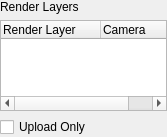
AtomicConductor/conductor_client, file conductor/resources/maya.ui: the form before one commit.
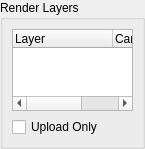
The form after the commit. Icons and pictures are not drawn.

```diff
--- a/conductor/resources/maya.ui
+++ b/conductor/resources/maya.ui
@@ -6,42 +6,48 @@
    <rect>
     <x>0</x>
     <y>0</y>
-    <width>167</width>
-    <height>137</height>
+    <width>145</width>
+    <height>149</height>
    </rect>
   </property>
-  <layout class="QVBoxLayout" name="verticalLayout_2">
-   <property name="margin">
-    <number>0</number>
-   </property>
-   <item>
-    <widget class="QWidget" name="ui_render_layers_wgt" native="true">
-     <property name="toolTip">
-      <string>Select which render layers to submit.
-Only those selected will be rendered.</string>
-     </property>
      <layout class="QVBoxLayout" name="verticalLayout">
       <property name="margin">
        <number>0</number>
       </property>
       <item>
-       <widget class="QLabel" name="ui_render_layers_lbl">
-        <property name="text">
+    <widget class="QGroupBox" name="ui_render_layers_grpbx">
+     <property name="title">
          <string>Render Layers</string>
         </property>
-       </widget>
-      </item>
+     <layout class="QVBoxLayout" name="verticalLayout_2">
       <item>
        <widget class="QTreeWidget" name="ui_render_layers_trwgt">
-        <property name="selectionMode">
-         <enum>QAbstractItemView::ExtendedSelection</enum>
+        <property name="styleSheet">
+         <string notr="true">QTreeWidget:indicator:unchecked {
+    image: url(:/images/resources/checkbox_off_redx_8x7.png);
+ }	
+
+QTreeWidget:indicator:checked {
+    image: url(:/images/resources//checkbox_on_greenx_8x7.png);	
+}
+
+
+QTreeWidget:indicator:unchecked:disabled {
+    image: url(:/images/resources/checkbox_off_redx_disabled_8x7.png);
+ }	
+
+QTreeWidget:indicator:checked:disabled {
+    image: url(:/images/resources//checkbox_on_greenx_disabled_8x7.png);	
+}
+
+</string>
         </property>
         <property name="indentation">
          <number>0</number>
         </property>
         <column>
          <property name="text">
-          <string notr="true">Render Layer</string>
+          <string notr="true">Layer</string>
          </property>
         </column>
         <column>
@@ -51,9 +57,6 @@
         </column>
        </widget>
       </item>
-     </layout>
-    </widget>
-   </item>
    <item>
     <widget class="QCheckBox" name="ui_upload_only">
      <property name="toolTip">
@@ -66,6 +69,15 @@
    </item>
   </layout>
  </widget>
- <resources/>
+   </item>
+  </layout>
+ </widget>
+ <tabstops>
+  <tabstop>ui_render_layers_trwgt</tabstop>
+  <tabstop>ui_upload_only</tabstop>
+ </tabstops>
+ <resources>
+  <include location="../submitter_maya_resources.qrc"/>
+ </resources>
  <connections/>
 </ui>
```
Lines whose indentation alone changed are shown as unchanged.
